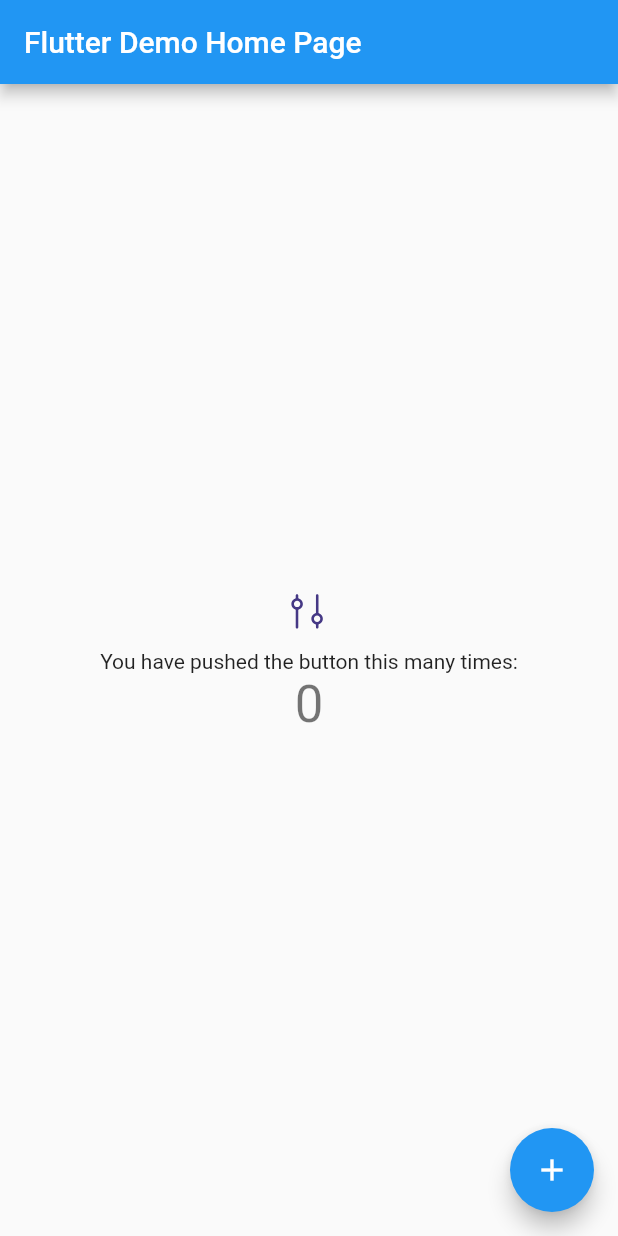
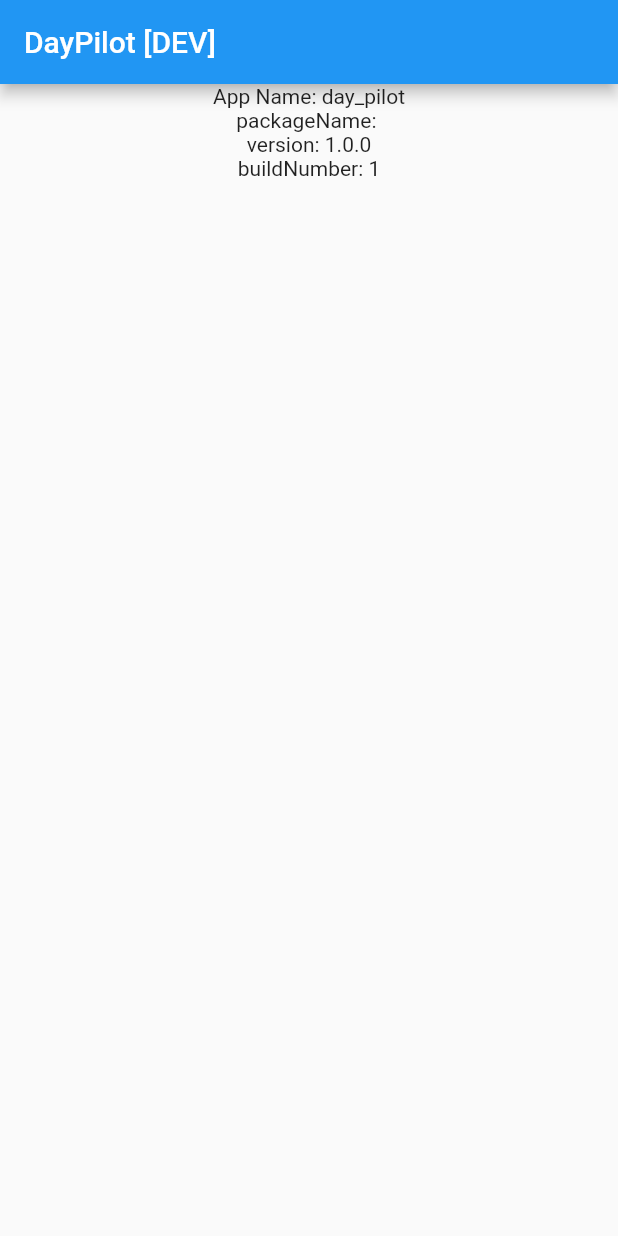
Before and after one commit to davidaodejobi/day-pilot, a Flutter app: the screen it shows after launch, on a phone screen of 412 x 824 dp. Run offline on Flutter 3.47's test engine with Material 2 defaults, Android fonts, the phone set to English and light mode, and no system bars; our stand-ins replace package_info_plus.

Commit message:
chore: added app icon, splash, and some other setup

```diff
--- /dev/null
+++ b/flutter_launcher_icons-dev.yaml
@@ -0,0 +1,5 @@
+flutter_launcher_icons:
+  android: "launcher_icon"
+  ios: true
+  remove_alpha_ios: true
+  image_path: "assets/images/day-pilot-dev.png"
--- /dev/null
+++ b/flutter_launcher_icons-prod.yaml
@@ -0,0 +1,5 @@
+flutter_launcher_icons:
+  android: "launcher_icon"
+  ios: true
+  remove_alpha_ios: true
+  image_path: "assets/images/day-pilot-prod.png"
--- /dev/null
+++ b/flutter_native_splash-dev.yaml
@@ -0,0 +1,15 @@
+# flutter_native_splash-development.yaml
+flutter_native_splash:
+  color: "#ffffff"
+  image: assets/images/day-pilot-dev.png
+  color_dark: "#121212"
+  image_dark: assets/images/day-pilot-dev.png
+  # branding_dark: assets/branding-development.png
+
+  android_12:
+    image: assets/images/day-pilot-dev.png
+    icon_background_color: "#ffffff"
+    image_dark: assets/images/day-pilot-dev.png
+    icon_background_color_dark: "#121212"
+
+  web: false
--- /dev/null
+++ b/flutter_native_splash-prod.yaml
@@ -0,0 +1,15 @@
+# flutter_native_splash-prod.yaml
+flutter_native_splash:
+  color: "#ffffff"
+  image: assets/images/day-pilot-prod.png
+  color_dark: "#121212"
+  image_dark: assets/images/day-pilot-prod.png
+  # branding_dark: assets/branding-development.png
+
+  android_12:
+    image: assets/images/day-pilot-prod.png
+    icon_background_color: "#ffffff"
+    image_dark: assets/images/day-pilot-prod.png
+    icon_background_color_dark: "#121212"
+
+  web: false
--- /dev/null
+++ b/lib/flavor_banner.dart
@@ -0,0 +1,51 @@
+import 'package:day_pilot/flavor_config.dart';
+import 'package:flutter/material.dart';
+
+@immutable
+// ignore: must_be_immutable
+class FlavorBanner extends StatelessWidget {
+  final Widget child;
+  late BannerConfig bannerConfig;
+  FlavorBanner({super.key, required this.child});
+
+  @override
+  Widget build(BuildContext context) {
+    if (FlavorConfig.isProduction()) return child;
+    bannerConfig = _getDefaultBanner();
+    return Stack(
+      children: <Widget>[child, _buildBanner(context)],
+    );
+  }
+
+  BannerConfig _getDefaultBanner() {
+    return BannerConfig(
+      bannerName: FlavorConfig.instance!.env.toString(),
+      bannerColor:
+          FlavorConfig.isDevelopment() ? Colors.green : const Color(0xffFFDE00),
+    );
+  }
+
+  Widget _buildBanner(BuildContext context) {
+    return SizedBox(
+      width: 50,
+      height: 50,
+      child: CustomPaint(
+        painter: BannerPainter(
+            message: bannerConfig.bannerName,
+            textDirection: Directionality.of(context),
+            layoutDirection: Directionality.of(context),
+            location: BannerLocation.topStart,
+            color: bannerConfig.bannerColor),
+      ),
+    );
+  }
+}
+
+class BannerConfig {
+  final String bannerName;
+  final Color bannerColor;
+  BannerConfig({
+    required this.bannerName,
+    required this.bannerColor,
+  });
+}
--- a/lib/flavor_config.dart
+++ b/lib/flavor_config.dart
@@ -1,9 +1,47 @@
 enum Flavor {
-  development,
-  staging,
-  production,
+  dev,
+  prod,
+}
+
+class FlavorValues {
+  final String? bundleID;
+  final String? appID;
+  final String? baseUrl;
+
+  FlavorValues({
+    this.bundleID,
+    this.appID,
+    this.baseUrl,
+  });
 }
 
 class FlavorConfig {
-  static Flavor appFlavor = Flavor.production;
+  final Flavor flavor;
+  final String env;
+  final String name;
+  final FlavorValues? values;
+  static FlavorConfig? _instance;
+
+  factory FlavorConfig({
+    required Flavor flavor,
+    required String name,
+    required String env,
+    required FlavorValues values,
+  }) {
+    _instance ??= FlavorConfig._internal(flavor, name, env, values);
+    return _instance!;
+  }
+
+  FlavorConfig._internal(
+    this.flavor,
+    this.name,
+    this.env,
+    this.values,
+  );
+
+  static FlavorConfig? get instance => _instance;
+
+  static bool isDevelopment() => _instance!.flavor == Flavor.dev;
+
+  static bool isProduction() => _instance!.flavor == Flavor.prod;
 }
--- a/lib/main.dart
+++ b/lib/main.dart
@@ -1,73 +1,81 @@
+import 'package:day_pilot/flavor_banner.dart';
 import 'package:day_pilot/flavor_config.dart';
 import 'package:flutter/material.dart';
-import 'package:flutter_svg/flutter_svg.dart';
+import 'package:package_info_plus/package_info_plus.dart';
 
-void main() {
-  FlavorConfig.appFlavor = Flavor.production;
-  runApp(const MyApp());
+void mainCommon() {
+  WidgetsFlutterBinding.ensureInitialized();
+
+  runApp(const DayPilot());
 }
 
-class MyApp extends StatelessWidget {
-  const MyApp({super.key});
+class DayPilot extends StatelessWidget {
+  const DayPilot({super.key});
 
+  // This widget is the root of your application.
   @override
   Widget build(BuildContext context) {
     return MaterialApp(
-      title: 'Flutter Demo',
+      title: FlavorConfig.instance!.name,
       theme: ThemeData(
         primarySwatch: Colors.blue,
       ),
-      home: const MyHomePage(title: 'Flutter Demo Home Page'),
+      home: MyHomePage(
+        title: FlavorConfig.instance!.name,
+      ),
     );
   }
 }
 
 class MyHomePage extends StatefulWidget {
-  const MyHomePage({super.key, required this.title});
+  const MyHomePage({Key? key, required this.title}) : super(key: key);
 
   final String title;
 
   @override
-  State<MyHomePage> createState() => _MyHomePageState();
+  _MyHomePageState createState() => _MyHomePageState();
 }
 
 class _MyHomePageState extends State<MyHomePage> {
-  int _counter = 0;
+  @override
+  void initState() {
+    getInfo();
+    super.initState();
+  }
 
-  void _incrementCounter() {
+  String appName = "";
+  String packageName = "";
+  String version = "";
+  String buildNumber = "";
+
+  void getInfo() async {
+    PackageInfo packageInfo = await PackageInfo.fromPlatform();
+
     setState(() {
-      _counter++;
+      appName = packageInfo.appName;
+      packageName = packageInfo.packageName;
+      version = packageInfo.version;
+      buildNumber = packageInfo.buildNumber;
     });
   }
 
   @override
   Widget build(BuildContext context) {
-    return Scaffold(
-      appBar: AppBar(
-        title: Text(widget.title),
+    return FlavorBanner(
+      child: Scaffold(
+        appBar: AppBar(
+          title: Text(widget.title),
+        ),
+        body: Center(
+            child: Column(
+          children: [
+            Text("App Name: $appName"),
+            Text("packageName: $packageName"),
+            Text("version: $version"),
+            Text("buildNumber: $buildNumber"),
+          ],
+        )), // This trailing comma makes auto-formatting nicer for build methods.
       ),
-      body: Center(
-        child: Column(
-          mainAxisAlignment: MainAxisAlignment.center,
-          children: <Widget>[
-            SvgPicture.asset(
-              'assets/svgs/filter.svg',
-            ),
-            const Text(
-              'You have pushed the button this many times:',
-            ),
-            Text(
-              '$_counter',
-              style: Theme.of(context).textTheme.headlineMedium,
-            ),
-          ],
-        ),
-      ),
-      floatingActionButton: FloatingActionButton(
-        onPressed: _incrementCounter,
-        tooltip: 'Increment',
-        child: const Icon(Icons.add),
-      ), // This trailing comma makes auto-formatting nicer for build methods.
     );
   }
 }
--- /dev/null
+++ b/lib/main_dev.dart
@@ -0,0 +1,17 @@
+import 'package:day_pilot/flavor_config.dart';
+import 'package:day_pilot/main.dart';
+
+void main() {
+  FlavorConfig(
+    flavor: Flavor.prod,
+    env: "DEV",
+    name: "DayPilot [DEV]",
+    values: FlavorValues(
+      bundleID: '',
+      appID: 'io.plan.day_pilot.dev',
+      baseUrl: '',
+    ),
+  );
+
+  mainCommon();
+}
--- /dev/null
+++ b/lib/main_prod.dart
@@ -0,0 +1,17 @@
+import 'package:day_pilot/flavor_config.dart';
+import 'package:day_pilot/main.dart';
+
+void main() {
+  FlavorConfig(
+    flavor: Flavor.dev,
+    env: "PROD",
+    name: "DayPilot",
+    values: FlavorValues(
+      bundleID: '',
+      appID: 'io.plan.day_pilot',
+      baseUrl: '',
+    ),
+  );
+
+  mainCommon();
+}
--- a/pubspec.yaml
+++ b/pubspec.yaml
@@ -14,6 +14,9 @@
 
   cupertino_icons: ^1.0.2
   flutter_svg: ^2.0.2
+  flutter_launcher_icons: ^0.13.1
+  flutter_native_splash: ^2.2.19
+  package_info_plus: ^4.0.2
 
 dev_dependencies:
   flutter_test:
@@ -26,6 +29,7 @@
 
   assets:
     - assets/svgs/
+    - assets/images/
   #   - images/a_dot_ham.jpeg
 
   # example:
```
Also changed, not shown: lib/app_config.dart (+26 -21 lines), assets/images/day-pilot-dev.png (added), assets/images/day-pilot-prod.png (added), pubspec.lock, 146 other files.
